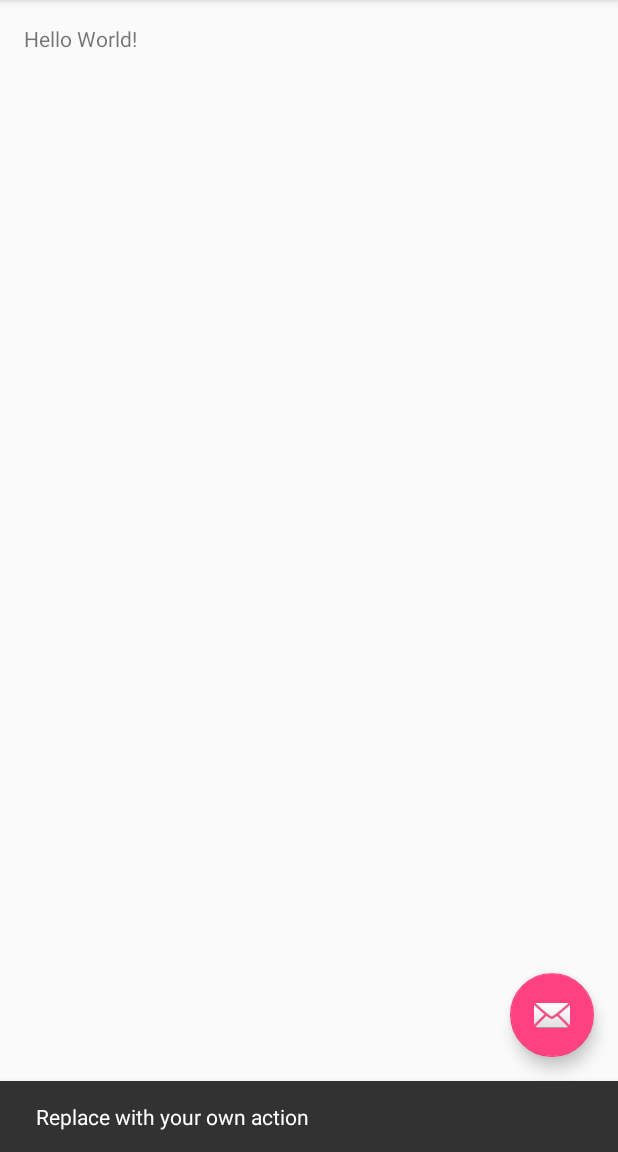
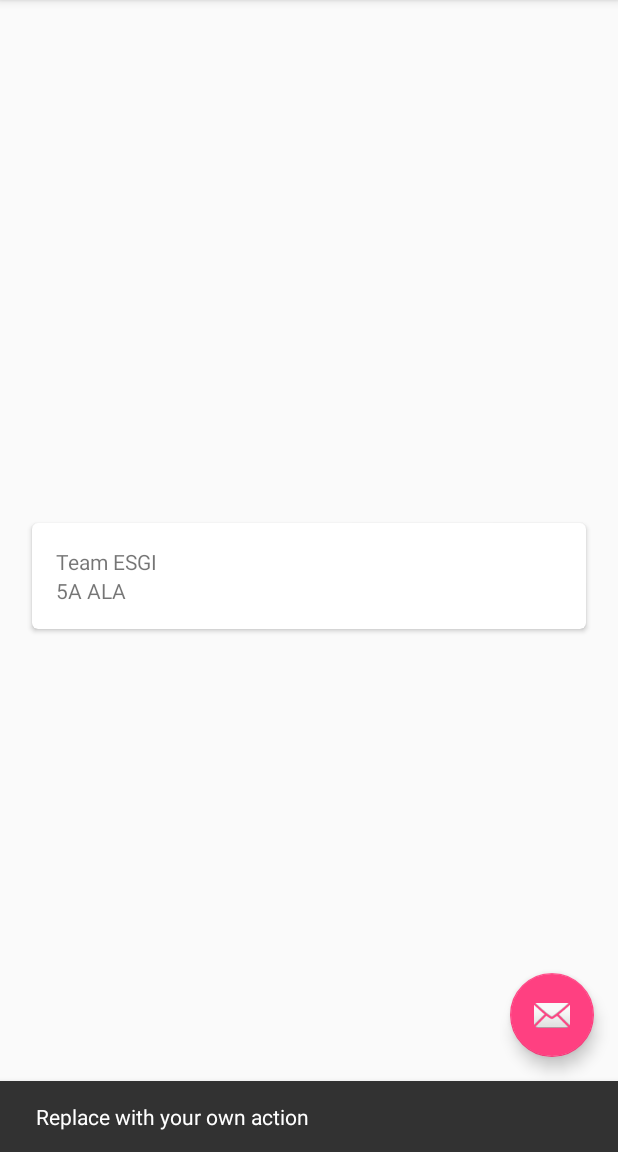
Before and after one commit to Wadjetz/ouquonmange-android, an Android app: the screen it shows after launch (MainActivity), after a tap on an icon or button, on a phone screen of 412 x 824 dp, the part 84-1236 px from its top. Run offline under Robolectric (Android 15) with nearby library versions, the phone set to English and light mode, and no system bars.

Commit message:
Add Card View

```diff
--- a/app/build.gradle
+++ b/app/build.gradle
@@ -5,8 +5,8 @@
     buildToolsVersion "23.0.2"
 
     defaultConfig {
-        applicationId "ouquonmange.fr.ouquonmange"
-        minSdkVersion 15
+        applicationId "fr.oqom.ouquonmange"
+        minSdkVersion 21
         targetSdkVersion 23
         versionCode 1
         versionName "1.0"
@@ -17,11 +17,19 @@
             proguardFiles getDefaultProguardFile('proguard-android.txt'), 'proguard-rules.pro'
         }
     }
+    dexOptions {
+        incremental true
+    }
 }
 
 dependencies {
-    compile fileTree(dir: 'libs', include: ['*.jar'])
+    compile fileTree(include: ['*.jar'], dir: 'libs')
     testCompile 'junit:junit:4.12'
     compile 'com.android.support:appcompat-v7:23.1.1'
     compile 'com.android.support:design:23.1.1'
+    compile 'com.android.support:cardview-v7:23.1.1'
+    compile 'com.android.support:recyclerview-v7:23.1.1'
+    compile 'com.android.support:gridlayout-v7:23.1.1'
+    compile 'com.android.support:palette-v7:23.1.1'
+    compile 'com.android.support:preference-v7:23.1.1'
 }
--- a/app/src/main/AndroidManifest.xml
+++ b/app/src/main/AndroidManifest.xml
@@ -1,6 +1,6 @@
 <?xml version="1.0" encoding="utf-8"?>
 <manifest xmlns:android="http://schemas.android.com/apk/res/android"
-    package="ouquonmange.fr.ouquonmange">
+    package="fr.oqom.ouquonmange">
 
     <application
         android:allowBackup="true"
--- /dev/null
+++ b/app/src/main/java/fr/oqom/ouquonmange/CommunitiesAdapter.java
@@ -0,0 +1,50 @@
+package fr.oqom.ouquonmange;
+
+import android.support.v7.widget.CardView;
+import android.support.v7.widget.RecyclerView;
+import android.view.LayoutInflater;
+import android.view.View;
+import android.view.ViewGroup;
+import android.widget.TextView;
+import java.util.List;
+
+public class CommunitiesAdapter extends RecyclerView.Adapter<CommunitiesAdapter.ViewHolder> {
+
+    private List<Community> communities;
+
+    public CommunitiesAdapter(List<Community> communities) {
+        this.communities = communities;
+    }
+
+    @Override
+    public ViewHolder onCreateViewHolder(ViewGroup parent, int viewType) {
+        View v = LayoutInflater.from(parent.getContext())
+                .inflate(R.layout.community_item, parent, false);
+        ViewHolder vh = new ViewHolder(v);
+        return vh;
+    }
+
+    @Override
+    public void onBindViewHolder(ViewHolder holder, int position) {
+        Community c = communities.get(position);
+        holder.communityNameTextView.setText(c.name);
+        holder.communityDescriptionTextView.setText(c.description);
+    }
+
+    @Override
+    public int getItemCount() {
+        return communities.size();
+    }
+
+    public static class ViewHolder extends RecyclerView.ViewHolder {
+        public CardView communityCardView;
+        public TextView communityNameTextView;
+        public TextView communityDescriptionTextView;
+        public ViewHolder(View v) {
+            super(v);
+            communityCardView = (CardView) v.findViewById(R.id.community_card);
+            communityNameTextView = (TextView) v.findViewById(R.id.community_name);
+            communityDescriptionTextView = (TextView) v.findViewById(R.id.community_description);
+        }
+    }
+}
--- /dev/null
+++ b/app/src/main/java/fr/oqom/ouquonmange/Community.java
@@ -0,0 +1,13 @@
+package fr.oqom.ouquonmange;
+
+public class Community {
+    public String id;
+    public String name;
+    public String description;
+
+    public Community(String id, String name, String description) {
+        this.id = id;
+        this.name = name;
+        this.description = description;
+    }
+}
--- a/app/src/main/java/ouquonmange/fr/ouquonmange/MainActivity.java
+++ b/app/src/main/java/fr/oqom/ouquonmange/MainActivity.java
@@ -1,8 +1,10 @@
-package ouquonmange.fr.ouquonmange;
+package fr.oqom.ouquonmange;
 
 import android.os.Bundle;
 import android.support.design.widget.FloatingActionButton;
 import android.support.design.widget.Snackbar;
+import android.support.v7.widget.LinearLayoutManager;
+import android.support.v7.widget.RecyclerView;
 import android.view.View;
 import android.support.design.widget.NavigationView;
 import android.support.v4.view.GravityCompat;
@@ -12,9 +14,16 @@
 import android.support.v7.widget.Toolbar;
 import android.view.Menu;
 import android.view.MenuItem;
+import android.widget.ArrayAdapter;
+
+import java.util.ArrayList;
 
 public class MainActivity extends AppCompatActivity
         implements NavigationView.OnNavigationItemSelectedListener {
+
+    private RecyclerView communitiesRecyclerView;
+    private RecyclerView.Adapter communitiesAdapter;
+    private RecyclerView.LayoutManager communitiesLayoutManager;
 
     @Override
     protected void onCreate(Bundle savedInstanceState) {
@@ -40,6 +49,18 @@
 
         NavigationView navigationView = (NavigationView) findViewById(R.id.nav_view);
         navigationView.setNavigationItemSelectedListener(this);
+
+        communitiesRecyclerView = (RecyclerView) findViewById(R.id.communities_list);
+        communitiesRecyclerView.setHasFixedSize(true);
+
+        communitiesLayoutManager = new LinearLayoutManager(this);
+        communitiesRecyclerView.setLayoutManager(communitiesLayoutManager);
+
+        ArrayList<Community> communities = new ArrayList<>();
+        communities.add(new Community("1", "Team ESGI", "5A ALA"));
+        communities.add(new Community("2", "Work", "Lol"));
+        communitiesAdapter = new CommunitiesAdapter(communities);
+        communitiesRecyclerView.setAdapter(communitiesAdapter);
     }
 
     @Override
--- /dev/null
+++ b/app/src/main/res/layout/community_item.xml
@@ -0,0 +1,44 @@
+<?xml version="1.0" encoding="utf-8"?>
+<LinearLayout
+    xmlns:android="http://schemas.android.com/apk/res/android"
+    xmlns:card_view="http://schemas.android.com/apk/res-auto"
+    android:layout_width="match_parent"
+    android:layout_height="match_parent"
+    >
+
+    <android.support.v7.widget.CardView
+        xmlns:card_view="http://schemas.android.com/apk/res-auto"
+        android:id="@+id/community_card"
+        android:layout_width="match_parent"
+        android:layout_height="wrap_content"
+        android:layout_gravity="center"
+        card_view:cardCornerRadius="4dp"
+        android:layout_margin="5dp"
+        >
+
+        <LinearLayout
+            android:layout_width="match_parent"
+            android:layout_height="wrap_content"
+            android:orientation="vertical"
+            android:padding="16dp"
+            android:elevation="2dp"
+            >
+
+            <!--<ImageView
+                android:id="@+id/community_photo"
+                android:layout_width="wrap_content"
+                android:layout_height="wrap_content" />-->
+
+            <TextView
+                android:id="@+id/community_name"
+                android:layout_width="wrap_content"
+                android:layout_height="wrap_content" />
+
+            <TextView
+                android:id="@+id/community_description"
+                android:layout_width="wrap_content"
+                android:layout_height="wrap_content" />
+
+        </LinearLayout>
+    </android.support.v7.widget.CardView>
+</LinearLayout>
--- a/app/src/main/res/layout/content_main.xml
+++ b/app/src/main/res/layout/content_main.xml
@@ -12,8 +12,10 @@
     tools:context="ouquonmange.fr.ouquonmange.MainActivity"
     tools:showIn="@layout/app_bar_main">
 
-    <TextView
-        android:layout_width="wrap_content"
-        android:layout_height="wrap_content"
-        android:text="Hello World!" />
+    <android.support.v7.widget.RecyclerView
+        android:id="@+id/communities_list"
+        android:scrollbars="vertical"
+        android:layout_width="match_parent"
+        android:layout_height="match_parent"/>
+
 </RelativeLayout>
```
Also changed, not shown: 2 other files.
